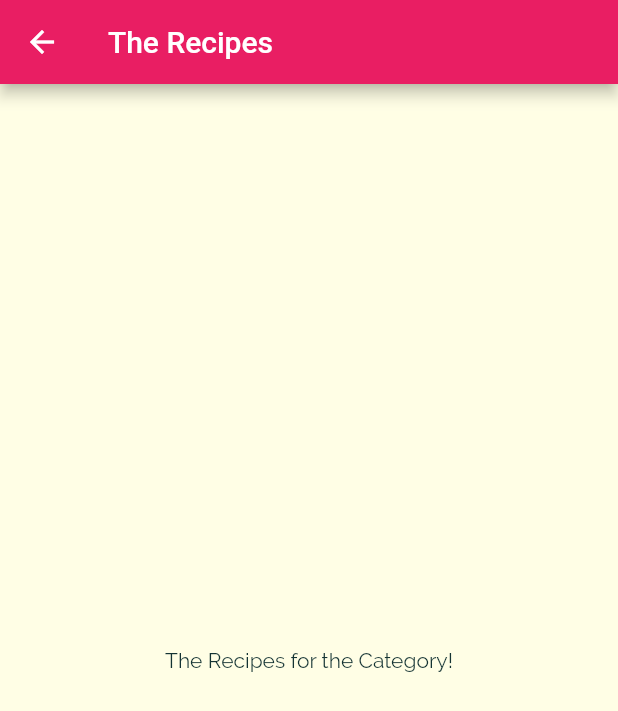
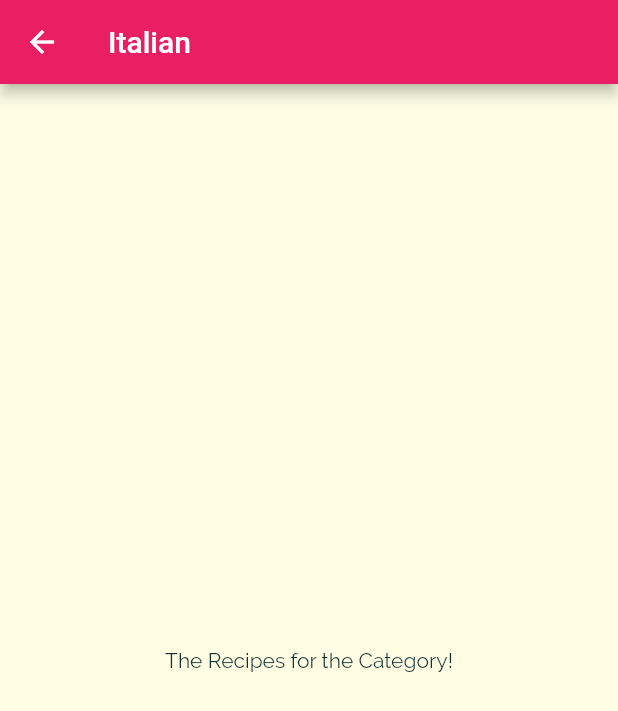
Before and after one commit to GrafSoul/meals-app-flutter, a Flutter app: the screen it shows after launch, after a tap on "Italian", on a phone screen of 412 x 824 dp. Shown: the top 711 px of the screen. Run offline on Flutter 3.47's test engine with Material 2 defaults, Android fonts, the phone set to English and light mode, and no system bars.

Commit message:
feat: Added category title for category items.

```diff
--- a/lib/category_item.dart
+++ b/lib/category_item.dart
@@ -1,4 +1,3 @@
-
 import 'package:flutter/material.dart';
 import './category_meals_screen.dart';
 
@@ -7,13 +6,17 @@ class CategoryItem extends StatelessWidget {
   final String title;
   final Color color;
 
-  const CategoryItem(this.id, this.title, this.color, {Key? key}) : super(key: key);
+  const CategoryItem(this.id, this.title, this.color, {Key? key})
+      : super(key: key);
 
   void selectCategory(BuildContext ctx) {
     Navigator.of(ctx).push(
       MaterialPageRoute(
         builder: (_) {
-          return CategoryMealsScreen(id, title);
+          return CategoryMealsScreen(
+            categoryId: id,
+            categoryTitle: title,
+          );
         },
       ),
     );
--- a/lib/category_meals_screen.dart
+++ b/lib/category_meals_screen.dart
@@ -1,13 +1,18 @@
 import 'package:flutter/material.dart';
 
 class CategoryMealsScreen extends StatelessWidget {
-  const CategoryMealsScreen(String id, String title, {Key? key}) : super(key: key);
+  final String categoryId;
+  final String categoryTitle;
+
+  const CategoryMealsScreen(
+      {Key? key, required this.categoryId, required this.categoryTitle})
+      : super(key: key);
 
   @override
   Widget build(BuildContext context) {
     return Scaffold(
       appBar: AppBar(
-        title: const Text('The Recipes'),
+        title: Text(categoryTitle),
       ),
       body: const Center(
         child: Text('The Recipes for the Category!'),
```
